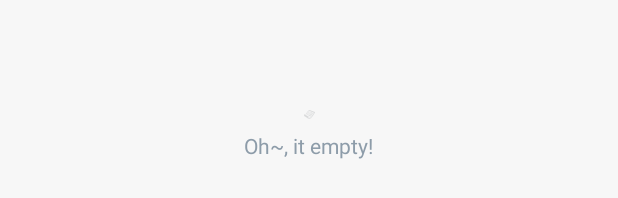
After one commit to guikaiAndroid/iTalker-Client, an Android app: the layout fragment_contact.xml on its own in the app's theme, with its tools: preview values and no code run, on a phone screen of 412 x 824 dp. The commit adds this screen. Shown: the part 477-675 px from the top of the screen. Run offline under Robolectric (Android 15) with nearby library versions, the phone set to English and light mode, and no system bars; plain views replace Loading.

Commit message:
联系人好友界面完成

```diff
--- a/app/src/main/java/net/guikai/italker/push/frags/search/SearchUserFragment.java
+++ b/app/src/main/java/net/guikai/italker/push/frags/search/SearchUserFragment.java
@@ -125,10 +125,7 @@ public class SearchUserFragment extends PresenterFragment<SearchContract.Present
 
         @Override
         protected void onBind(UserCard userCard) {
-            Glide.with(SearchUserFragment.this)
-                    .load(userCard.getPortrait())
-                    .centerCrop()
-                    .into(mPortraitView);
+            mPortraitView.setup(Glide.with(SearchUserFragment.this), userCard);
             mName.setText(userCard.getName());
             mFollow.setEnabled(!userCard.isFollow());
         }
--- /dev/null
+++ b/app/src/main/res/layout/fragment_contact.xml
@@ -0,0 +1,25 @@
+<FrameLayout xmlns:android="http://schemas.android.com/apk/res/android"
+    xmlns:tools="http://schemas.android.com/tools"
+    android:layout_width="match_parent"
+    android:layout_height="match_parent"
+    tools:context="net.guikai.italker.push.frags.main.ContactFragment">
+
+    <android.support.v7.widget.RecyclerView
+        android:id="@+id/recycler"
+        android:layout_width="match_parent"
+        android:layout_height="wrap_content"
+        android:background="@drawable/bg_main_recycler"
+        android:clipToPadding="false"
+        android:elevation="1dp"
+        android:outlineProvider="bounds"
+        android:paddingBottom="@dimen/len_12"
+        android:paddingTop="@dimen/len_12"
+        android:visibility="gone"
+        tools:targetApi="lollipop" />
+
+    <net.guikai.italker.common.widget.EmptyView
+        android:id="@+id/empty"
+        android:layout_width="match_parent"
+        android:layout_height="match_parent" />
+
+</FrameLayout>
--- /dev/null
+++ b/common/src/main/res/drawable-v21/bg_main_recycler.xml
@@ -0,0 +1,3 @@
+<?xml version="1.0" encoding="utf-8"?>
+<color xmlns:android="http://schemas.android.com/apk/res/android"
+    android:color="@color/white" />
--- /dev/null
+++ b/common/src/main/res/drawable/bg_main_recycler.xml
@@ -0,0 +1,14 @@
+<?xml version="1.0" encoding="utf-8"?>
+<layer-list xmlns:android="http://schemas.android.com/apk/res/android">
+    <item
+        android:left="-1dp"
+        android:right="-1dp"
+        android:top="-1dp">
+        <shape android:shape="rectangle">
+            <solid android:color="@color/white" />
+            <stroke
+                android:width="1dp"
+                android:color="@color/grey_200" />
+        </shape>
+    </item>
+</layer-list>
--- a/factory/src/main/java/net/guikai/italker/factory/model/card/UserCard.java
+++ b/factory/src/main/java/net/guikai/italker/factory/model/card/UserCard.java
@@ -1,5 +1,6 @@
 package net.guikai.italker.factory.model.card;
 
+import net.guikai.italker.factory.model.Author;
 import net.guikai.italker.factory.model.db.User;
 
 import java.util.Date;
@@ -8,7 +9,7 @@ import java.util.Date;
  * Description: 用户卡片，用于接收服务器返回
  * Crete by Anding on 2020-02-23
  */
-public class UserCard {
+public class UserCard implements Author {
     private String id;
     private String name;
     private String phone;
--- a/factory/src/main/java/net/guikai/italker/factory/model/db/User.java
+++ b/factory/src/main/java/net/guikai/italker/factory/model/db/User.java
@@ -7,6 +7,8 @@ import com.raizlabs.android.dbflow.annotation.PrimaryKey;
 import com.raizlabs.android.dbflow.annotation.Table;
 import com.raizlabs.android.dbflow.structure.BaseModel;
 
+import net.guikai.italker.factory.model.Author;
+
 import java.util.Date;
 import java.util.Objects;
 
@@ -15,7 +17,7 @@ import java.util.Objects;
  * Crete by Anding on 2020-02-15
  */
 @Table(database = AppDatabase.class)
-public class User extends BaseModel {
+public class User extends BaseModel implements Author {
     public static final int SEX_MAN = 1;
     public static final int SEX_WOMAN = 2;
 
```
Also changed, not shown: app/src/main/java/net/guikai/italker/push/frags/main/ContactFragment.java (+111 -6 lines), app/src/main/res/layout/cell_contact_list.xml (added, +66 -0 lines), common/src/main/java/net/guikai/italker/common/widget/PortraitView.java (+10 -7 lines), common/src/main/java/net/guikai/italker/factory/model/Author.java (added, +19 -0 lines), common/src/main/res/drawable/ic_chat_bubble.xml (added, +9 -0 lines), common/src/main/res/drawable/ic_touch_bg.xml (added, +8 -0 lines), factory/src/main/java/net/guikai/italker/factory/data/helper/UserHelper.java (+31 -0 lines), factory/src/main/java/net/guikai/italker/factory/presenter/contact/ContactContract.java (added, +21 -0 lines), factory/src/main/java/net/guikai/italker/factory/presenter/contact/ContactPresenter.java (added, +93 -0 lines).
